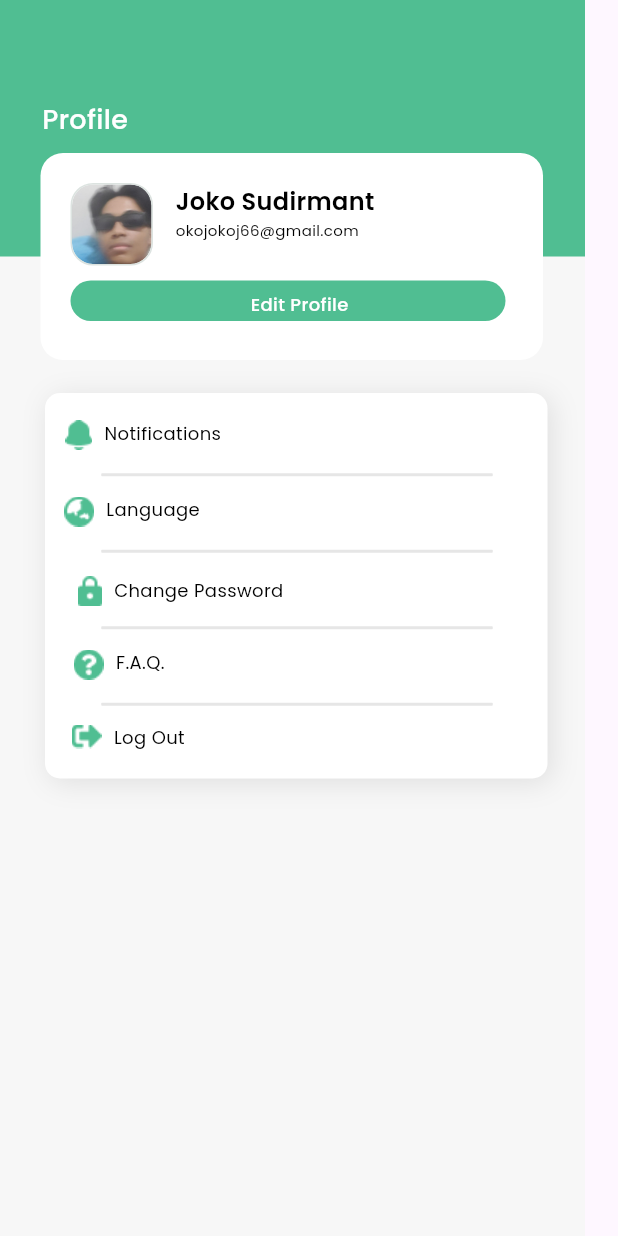
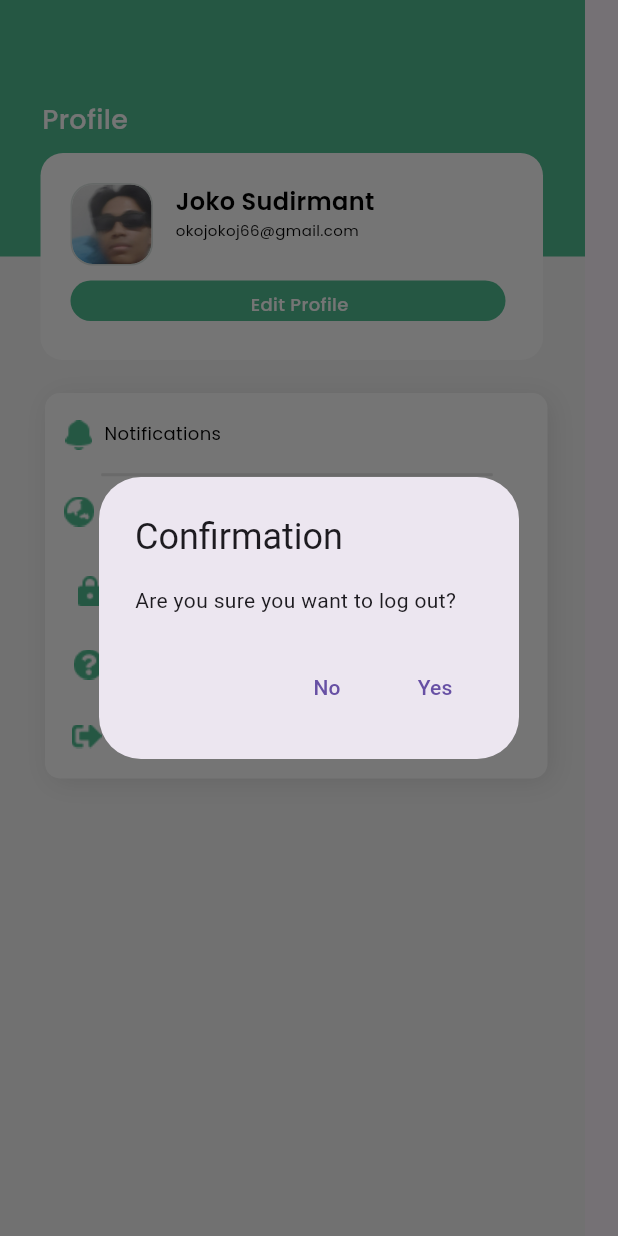
Before and after one commit to munzirgans/ikiTernakFE, a Flutter app: the Logout widget shown alone on an empty page, opened directly, after a tap on "Log Out", on a phone screen of 412 x 824 dp. Run offline on Flutter 3.47's test engine with Material 3 defaults, Android fonts, the phone set to English and light mode, and no system bars; our stand-ins replace fl_chart, flutter_dotenv, google_fonts, google_sign_in; missing offline and left inert: flutter_facebook_auth; network calls fail.

Commit message:
Update Fiqri

```diff
--- a/lib/Screen/Profile/profile.dart
+++ b/lib/Screen/Profile/profile.dart
@@ -1,5 +1,6 @@
 import 'package:flutter/material.dart';
 import 'package:ikiternak_apps/Screen/Homepage/dashboard_screen.dart';
+import 'package:ikiternak_apps/Screen/Login/login_screen.dart';
 import 'package:ikiternak_apps/Screen/Profile/UbahBahasa.dart';
 import 'package:ikiternak_apps/Screen/Profile/changePassword.dart';
 import 'package:ikiternak_apps/Screen/Profile/editProfile.dart';
@@ -419,6 +420,7 @@ class Logout extends StatelessWidget {
                           onTap: () {
                             // Fungsi yang akan dipanggil saat teks "Log Out" ditekan
                             print('Log Out Tapped');
+                            _showLogoutDialog(context);
                           },
                           child: SizedBox(
                             width: 79,
@@ -532,4 +534,36 @@ class Logout extends StatelessWidget {
       ),
     );
   }
+
+  void _showLogoutDialog(BuildContext context) {
+    showDialog(
+      context: context,
+      builder: (BuildContext context) {
+        return AlertDialog(
+          title: Text('Confirmation'),
+          content: Text('Are you sure you want to log out?'),
+          actions: [
+            TextButton(
+              onPressed: () {
+                Navigator.of(context).pop(); // Close the dialog
+              },
+              child: Text('No'),
+            ),
+            TextButton(
+              onPressed: () {
+                Navigator.of(context).pop(); // Close the dialog
+                // Add logic to perform logout here
+                print('User logged out');
+                Navigator.push(
+                  context,
+                  MaterialPageRoute(builder: (context) => const LoginScreen()),
+                );
+              },
+              child: Text('Yes'),
+            ),
+          ],
+        );
+      },
+    );
+  }
 }
```
